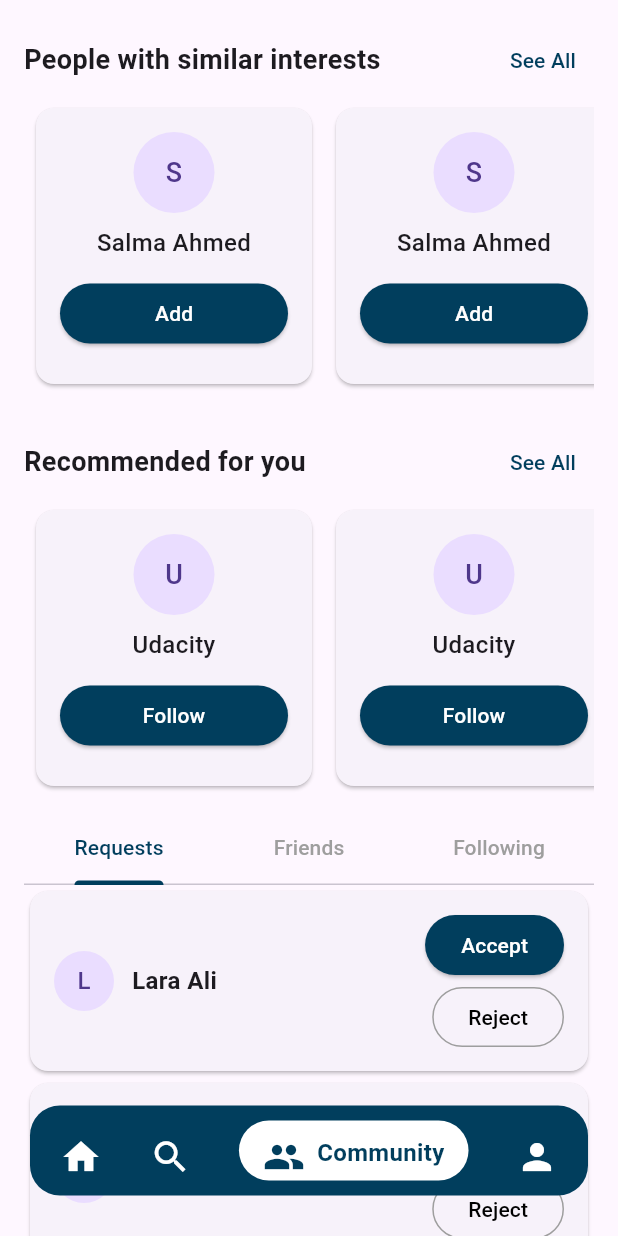
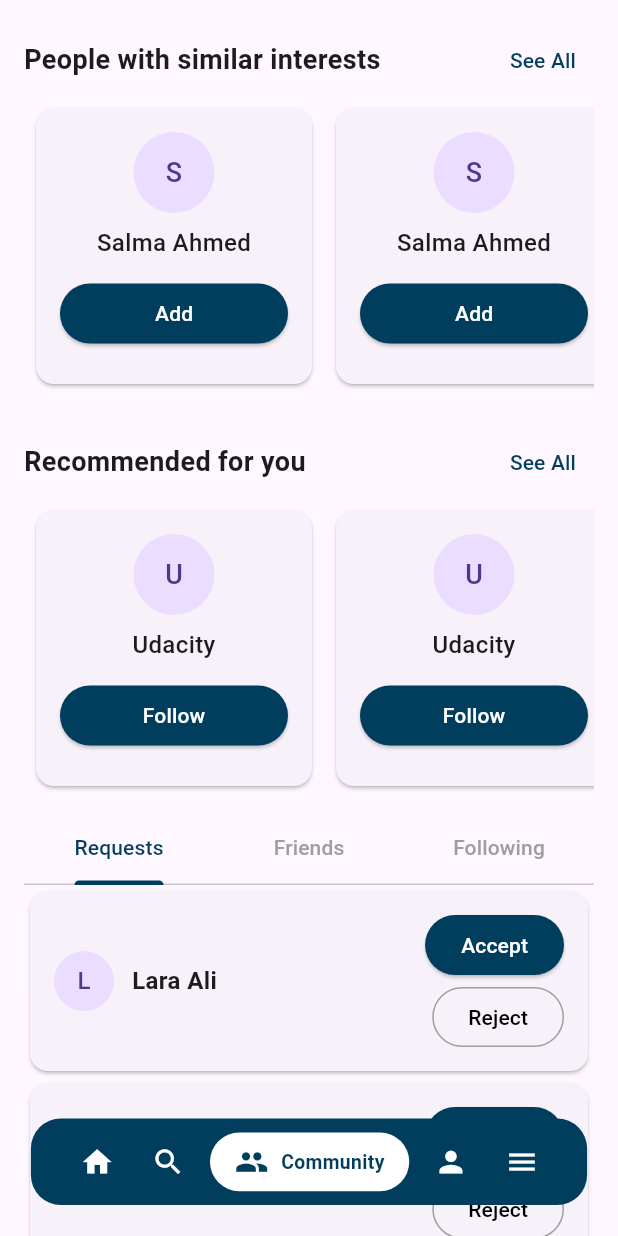
Before and after one commit to mohannad00/Aspire-Hire, a Flutter app: the HomeNavBar screen opened directly, swiped to page 3, on a phone screen of 412 x 824 dp. Run offline on Flutter 3.47's test engine with Material 3 defaults, Android fonts, the phone set to English and light mode, and no system bars; our stand-ins replace dio, equatable, file_picker, flutter_bloc, flutter_screenutil, percent_indicator and 2 more; accounts and stored records are empty; network calls fail.

Commit message:
edited bottom nav bar , comment bottom sheet , endpoints class

```diff
--- a/aspirehire/lib/config/datasources/api/end_points.dart
+++ b/aspirehire/lib/config/datasources/api/end_points.dart
@@ -31,4 +31,36 @@ class ApiEndpoints {
   static const String updateJobApplication = '$baseUrl/jobpost/:jobPostId/application/:applicationId';
   static const String getJobApplication = '$baseUrl/jobpost/:jobPostId/application/:applicationId';
   static const String getJobApplications = '$baseUrl/jobpost/:jobPostId/application';
+
+  // Community - Friend Endpoints
+  static const String sendOrCancelFriendRequest = '$baseUrl/friend/:userId/request';
+  static const String approveOrDeclineFriendRequest = '$baseUrl/friend/:userId/request';
+  static const String unfriendUser = '$baseUrl/friend/:userId';
+  static const String getAllFriends = '$baseUrl/friend';
+  static const String getAllFriendRequests = '$baseUrl/friend/requests';
+
+  // Community - Follower Endpoints
+  static const String followOrUnfollowUser = '$baseUrl/follow/:userId';
+  static const String getAllFollowers = '$baseUrl/follow';
+  static const String getAllFollowing = '$baseUrl/follow/following';
+
+  // Community - Post Endpoints
+  static const String createPost = '$baseUrl/post';
+  static const String getPost = '$baseUrl/post/:postId';
+  static const String getAllLikesOfPost = '$baseUrl/post/:postId/reacts';
+  static const String getArchivedPosts = '$baseUrl/post/archived';
+  static const String deletePost = '$baseUrl/post/:postId';
+  static const String archivePost = '$baseUrl/post/:postId';
+  static const String updatePost = '$baseUrl/post/:postId';
+  static const String likeOrDislikePost = '$baseUrl/post/:postId';
+
+  // Community - Comment Endpoints
+  static const String createComment = '$baseUrl/post/:postId/comment';
+  static const String updateComment = '$baseUrl/post/:postId/comment/:commentId';
+  static const String getAllComments = '$baseUrl/post/:postId/comment';
+  static const String likeOrDislikeComment = '$baseUrl/post/:postId/comment/:commentId';
+  static const String getAllLikesOfComment = '$baseUrl/post/:postId/comment/:commentId/reacts';
+
+  // Community - Feed Endpoints
+  static const String getFeedPosts = '$baseUrl/feed';
 }
--- a/aspirehire/lib/features/hame_nav_bar/home_nav_bar.dart
+++ b/aspirehire/lib/features/hame_nav_bar/home_nav_bar.dart
@@ -1,11 +1,10 @@
-// ignore_for_file: file_names
-
+import 'package:flutter/material.dart';
 import 'package:aspirehire/features/community/communityScreen.dart';
-import 'package:flutter/material.dart';
 import 'package:aspirehire/core/utils/app_colors.dart';
 import 'package:aspirehire/features/home_screen/HomeScreenJobSeeker.dart';
 import 'package:aspirehire/features/job_search/JobSearch.dart';
 import 'package:aspirehire/features/profile/ProfileScreen.dart';
+import '../my_applications/myApplicationScreen.dart';
 
 class HomeNavBar extends StatefulWidget {
   const HomeNavBar({super.key});
@@ -16,129 +15,187 @@ class HomeNavBar extends StatefulWidget {
 
 class _HomeNavBarState extends State<HomeNavBar> {
   int _selectedIndex = 0;
+  late PageController _pageController;
+  final _animationDuration = const Duration(milliseconds: 250);
 
   // List of screens for the bottom navigation bar
-  final List<Widget> _screens = [
-    const HomeScreenJobSeeker(),
-    const JobSearch(),
+  final List<Widget> _screens =  [
+    HomeScreenJobSeeker(),
+    JobSearch(),
     CommunityScreen(),
-    const ProfileScreen(),
+    ProfileScreen(),
+    Myapplicationscreen(),
   ];
 
-  // PageController for swipe navigation
-  final PageController _pageController = PageController();
+  @override
+  void initState() {
+    super.initState();
+    _pageController = PageController(
+      initialPage: _selectedIndex,
+      viewportFraction: 1.0,
+    );
+  }
 
   // Handle bottom navigation bar item tap
   void _onItemTapped(int index) {
+    if (_selectedIndex != index) {
       setState(() {
         _selectedIndex = index;
       });
-    // Animate to the selected page
-    _pageController.animateToPage(
-      index,
-      duration: const Duration(milliseconds: 300),
-      curve: Curves.easeInOut,
-    );
+      // Use jumpToPage for immediate response with smooth transition
+      _pageController.jumpToPage(index);
+    }
   }
 
   // Handle page change when swiping
   void _onPageChanged(int index) {
+    if (_selectedIndex != index) {
       setState(() {
         _selectedIndex = index;
       });
     }
+  }
+
+  // Function to calculate responsive font size
+  double getResponsiveFontSize(BuildContext context) {
+    final screenWidth = MediaQuery.of(context).size.width;
+    // Base font size for small screens (320px width)
+    const double baseFontSize = 12.0;
+    // Maximum font size for large screens
+    const double maxFontSize = 16.0;
+    // Calculate font size based on screen width
+    double fontSize = baseFontSize + (screenWidth - 320) * 0.01;
+    // Clamp the value between base and max
+    return fontSize.clamp(baseFontSize, maxFontSize);
+  }
 
   @override
   Widget build(BuildContext context) {
+    final screenWidth = MediaQuery.of(context).size.width;
+    final screenHeight = MediaQuery.of(context).size.height;
+    final isSmallScreen = screenWidth < 350;
+    final responsiveFontSize = getResponsiveFontSize(context);
+
     return Scaffold(
-      backgroundColor: Colors.transparent, // Make the background transparent
-      body: Stack(
+      backgroundColor: Colors.transparent,
+      body: SizedBox(
+        width: double.infinity,
+        height: double.infinity,
+        child: Stack(
           children: [
-          // PageView for swipe navigation
-          PageView(
-            controller: _pageController, // Assign the PageController
-            onPageChanged: _onPageChanged, // Handle page changes
-            children: _screens, // Use the same screens as the bottom nav bar
+            // Optimized PageView with keepAlive
+            PageView.builder(
+              controller: _pageController,
+              onPageChanged: _onPageChanged,
+              itemCount: _screens.length,
+              itemBuilder: (context, index) {
+                return KeepAliveWrapper(
+                  child: _screens[index],
+                );
+              },
+              physics: const ClampingScrollPhysics(), // Smoother scrolling
             ),
 
-          // Transparent bottom navigation bar
+            // Bottom navigation bar
             Positioned(
               left: 0,
               right: 0,
               bottom: 0,
+              child: SafeArea(
                 child: Padding(
-              padding: const EdgeInsets.symmetric(horizontal: 10, vertical: 17),
+                  padding: EdgeInsets.symmetric(
+                    horizontal: screenWidth * 0.03,
+                    vertical: screenHeight * 0.015,
+                  ),
                   child: Container(
-                height: 60, // Exact height as CustomNavBar
-                padding: const EdgeInsets.symmetric(
-                  horizontal: 20,
-                  vertical: 10,
-                ), // Exact padding
-                margin: const EdgeInsets.all(10), // Exact margin
+                    height: screenHeight * 0.07,
+                    padding: EdgeInsets.symmetric(
+                      horizontal: screenWidth * 0.05,
+                      vertical: screenHeight * 0.01,
+                    ),
+                    margin: EdgeInsets.all(screenWidth * 0.02),
                     decoration: BoxDecoration(
-                  color: AppColors.primary, // Slightly transparent background
-                  borderRadius: BorderRadius.circular(
-                    20,
-                  ), // Exact border radius
+                      color: AppColors.primary,
+                      borderRadius: BorderRadius.circular(20),
                     ),
                     child: Center(
+                      child: SingleChildScrollView(
+                        scrollDirection: Axis.horizontal,
                         child: Row(
                           mainAxisAlignment: MainAxisAlignment.spaceBetween,
                           crossAxisAlignment: CrossAxisAlignment.center,
-                    children: List.generate(4, (index) {
+                          children: List.generate(5, (index) {
                             bool isSelected = _selectedIndex == index;
                             List<String> labels = [
                               "Home",
                               "Search",
                               "Community",
                               "Profile",
+                              "My Apps",
                             ];
                             List<IconData> icons = [
                               Icons.home,
                               Icons.search,
                               Icons.people,
                               Icons.person,
+                              Icons.menu,
                             ];
 
                             return GestureDetector(
                               onTap: () => _onItemTapped(index),
+                              child: Container(
+                                margin: EdgeInsets.symmetric(
+                                    horizontal: screenWidth * 0.01),
                                 child: Center(
                                   child: AnimatedContainer(
-                            duration: const Duration(milliseconds: 100),
+                                    duration: _animationDuration,
+                                    curve: Curves.easeOutQuad, // Smoother animation
                                     padding: EdgeInsets.symmetric(
-                              horizontal: isSelected ? 16 : 0, // Exact horizontal padding
-                              vertical: 10, // Exact vertical padding
+                                      horizontal: isSelected
+                                          ? screenWidth * 0.04
+                                          : screenWidth * 0.02,
+                                      vertical: screenHeight * 0.01,
                                     ),
                                     decoration: BoxDecoration(
-                              color: isSelected ? Colors.white : Colors.transparent,
-                              borderRadius: BorderRadius.circular(
-                                30,
-                              ), // Exact border radius for selected item
+                                      color: isSelected
+                                          ? Colors.white
+                                          : Colors.transparent,
+                                      borderRadius: BorderRadius.circular(30),
                                     ),
                                     child: Row(
-                              crossAxisAlignment: CrossAxisAlignment.center,
-                              mainAxisSize: MainAxisSize.min, // Ensure the Row takes minimum space
+                                      crossAxisAlignment:
+                                          CrossAxisAlignment.center,
+                                      mainAxisSize: MainAxisSize.min,
                                       children: [
                                         Icon(
                                           icons[index],
-                                  color: isSelected ? AppColors.primary : Colors.white,
-                                  size: 28, // Exact icon size
+                                          color: isSelected
+                                              ? AppColors.primary
+                                              : Colors.white,
+                                          size: responsiveFontSize * 1.75,
                                         ),
                                         if (isSelected)
                                           Padding(
-                                    padding: const EdgeInsets.only(
-                                      left: 8,
-                                    ), // Exact padding between icon and label
+                                            padding: EdgeInsets.only(
+                                                left: screenWidth * 0.02),
                                             child: Text(
-                                      labels[index],
-                                      style: const TextStyle(
+                                              isSmallScreen &&
+                                                      labels[index].length > 5
+                                                  ? labels[index]
+                                                      .split(' ')
+                                                      .map((word) =>
+                                                          word[0].toUpperCase())
+                                                      .join('')
+                                                  : labels[index],
+                                              style: TextStyle(
                                                 color: AppColors.primary,
                                                 fontWeight: FontWeight.bold,
-                                        fontSize: 16, // Exact font size
+                                                fontSize: responsiveFontSize,
                                               ),
                                             ),
                                           ),
                                       ],
+                                    ),
                                   ),
                                 ),
                               ),
@@ -149,39 +206,39 @@ class _HomeNavBarState extends State<HomeNavBar> {
                     ),
                   ),
                 ),
+              ),
+            ),
           ],
+        ),
       ),
     );
   }
 
   @override
   void dispose() {
-    // Dispose the PageController when the widget is disposed
     _pageController.dispose();
     super.dispose();
   }
 }
 
+// Helper widget to maintain state of pages
+class KeepAliveWrapper extends StatefulWidget {
+  final Widget child;
 
-// ! this is just a dump screen to test the bottom navigation bar
-// ! you can remove this later
-class Dump extends StatelessWidget {
-  const Dump({super.key});
+  const KeepAliveWrapper({super.key, required this.child});
+
+  @override
+  State<KeepAliveWrapper> createState() => _KeepAliveWrapperState();
+}
+
+class _KeepAliveWrapperState extends State<KeepAliveWrapper>
+    with AutomaticKeepAliveClientMixin {
+  @override
+  bool get wantKeepAlive => true;
 
   @override
   Widget build(BuildContext context) {
-    return const Scaffold(
-      backgroundColor: Colors.white,
-      body: Center(
-        child: Column(
-          mainAxisAlignment: MainAxisAlignment.center,
-          children: [
-            CircularProgressIndicator(),
-            SizedBox(height: 20),
-            Text('This is a dump screen'),
-          ],
-        ),
-      ),
-    );
+    super.build(context);
+    return widget.child;
   }
 }
--- a/aspirehire/lib/features/home_screen/components/PostCard.dart
+++ b/aspirehire/lib/features/home_screen/components/PostCard.dart
@@ -77,7 +77,7 @@ class PostCard extends StatelessWidget {
                             'name': 'Sara Ali',
                             'comment':
                                 'Lorem ipsum dolor sit amet, consectetur adipiscing elit, sed do.ut enim',
-                            'avatar': 'aspirehire/assets/avatar.png',
+                            'avatar': 'assets/avatar.png',
                           },
                         ];
                         TextEditingController _controller =
@@ -211,7 +211,7 @@ class PostCard extends StatelessWidget {
                                       children: [
                                         const CircleAvatar(
                                           backgroundImage: AssetImage(
-                                            'aspirehire/assets/User.png',
+                                            'assets/User.png',
                                           ),
                                           radius: 18,
                                         ),
@@ -250,7 +250,7 @@ class PostCard extends StatelessWidget {
                                                   'comment':
                                                       _controller.text.trim(),
                                                   'avatar':
-                                                      'aspirehire/assets/User.png',
+                                                      'assets/User.png',
                                                 });
                                                 _controller.clear();
                                               });
--- a/aspirehire/lib/main.dart
+++ b/aspirehire/lib/main.dart
@@ -26,7 +26,7 @@ class MyApp extends StatelessWidget {
       child: MaterialApp(
         theme: ThemeData(useMaterial3: true),
         debugShowCheckedModeBanner: false,
-        home: const Myapplicationscreen(),
+        home: const SplashScreen(),
       ),
     );
   }
```
Lines whose indentation alone changed are shown as unchanged.
